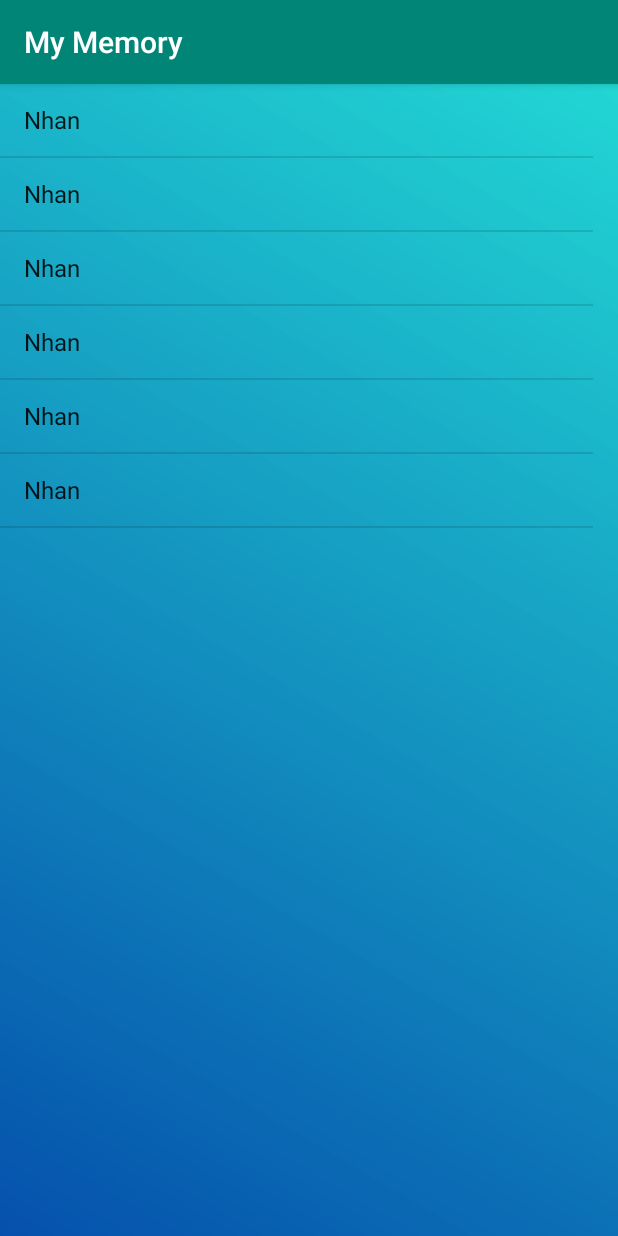
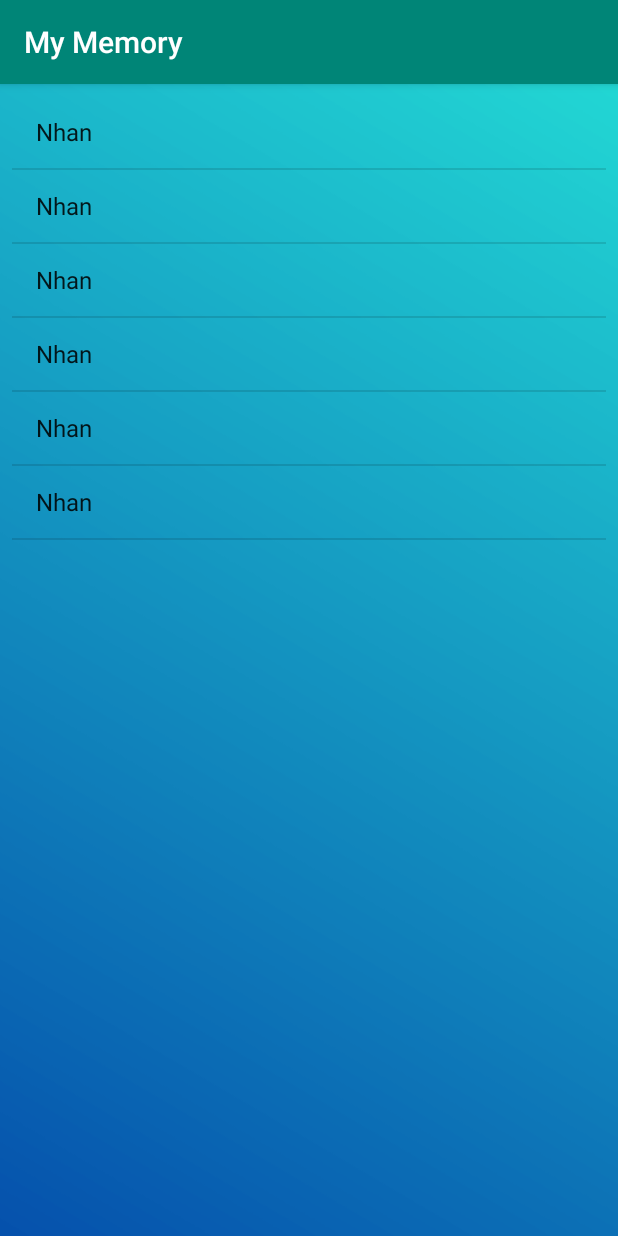
Before and after one commit to CryAway/MyMemory, an Android app: the ScoreBoard screen opened directly, with no data from a screen before it, on a phone screen of 412 x 824 dp. Run offline under Robolectric (Android 15) with nearby library versions, the phone set to English and light mode, and no system bars.

Commit message:
Score list first run

```diff
--- a/app/src/main/res/layout/activity_score_board.xml
+++ b/app/src/main/res/layout/activity_score_board.xml
@@ -4,13 +4,21 @@
     xmlns:tools="http://schemas.android.com/tools"
     android:layout_width="match_parent"
     android:layout_height="match_parent"
-    tools:context=".ScoreBoard"
-    android:background="@drawable/anhnenxanh">
+    android:background="@drawable/anhnenxanh"
+    tools:context=".ScoreBoard">
 
     <ListView
         android:id="@+id/ScoreBoard"
-        android:layout_width="395dp"
-        android:layout_height="715dp"
-        tools:layout_editor_absoluteX="8dp"
-        tools:layout_editor_absoluteY="8dp" />
+        android:layout_width="0dp"
+        android:layout_height="0dp"
+        android:layout_marginStart="8dp"
+        android:layout_marginLeft="8dp"
+        android:layout_marginTop="8dp"
+        android:layout_marginEnd="8dp"
+        android:layout_marginRight="8dp"
+        android:layout_marginBottom="8dp"
+        app:layout_constraintBottom_toBottomOf="parent"
+        app:layout_constraintEnd_toEndOf="parent"
+        app:layout_constraintStart_toStartOf="parent"
+        app:layout_constraintTop_toTopOf="parent" />
 </android.support.constraint.ConstraintLayout>
```
